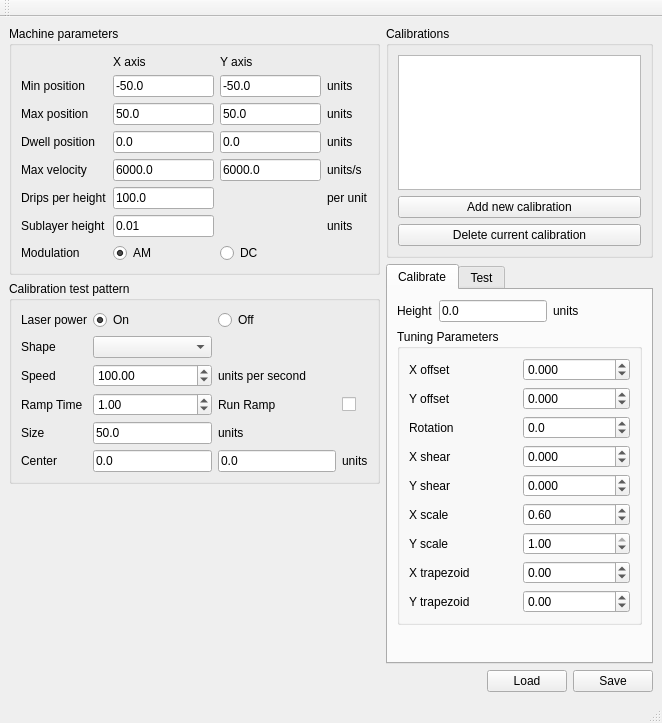
This is src/calibrate/ui_mainwindow.ui in PeachyPrinter/peachytoolchain as Qt 5 draws it before an edit. The edited form follows.
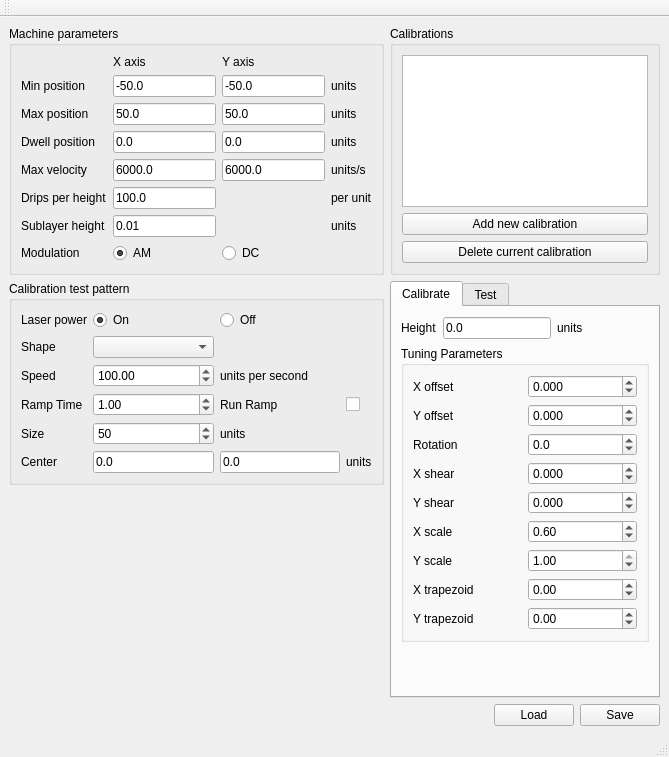
This is the edited form.

Commit message: Set a maximum value on the size field

The edit to the form file:
```diff
--- a/src/calibrate/ui_mainwindow.ui
+++ b/src/calibrate/ui_mainwindow.ui
@@ -6,8 +6,8 @@
    <rect>
     <x>0</x>
     <y>0</y>
-    <width>662</width>
-    <height>723</height>
+    <width>669</width>
+    <height>757</height>
    </rect>
   </property>
   <property name="windowTitle">
@@ -259,7 +259,7 @@
              </property>
             </widget>
            </item>
-           <item row="4" column="1" >
+           <item row="4" column="1">
               <widget class="QDoubleSpinBox" name="ramp_speed_time">
                   <property name="minimum">
                   <double>0.000000000000000</double>
@@ -282,12 +282,6 @@
              </property>
             </widget>
            </item>
-           <item row="4" column="3" >
-              <widget class="QCheckBox" name="ramp_speed">
-                <checked>false</checked>
-              </widget>
-          </item>
-          
            <item row="1" column="0">
             <widget class="QLabel" name="label_25">
              <property name="text">
@@ -312,13 +306,6 @@
              </property>
             </widget>
            </item>
-           <item row="5" column="1">
-            <widget class="QLineEdit" name="size_edit">
-             <property name="text">
-              <string>50.0</string>
-             </property>
-            </widget>
-           </item>
            <item row="5" column="0">
             <widget class="QLabel" name="label_16">
              <property name="text">
@@ -375,14 +362,33 @@
              </property>
             </widget>
            </item>
+           <item row="4" column="3">
+            <widget class="QCheckBox" name="ramp_speed">
+             <property name="text">
+              <string/>
+             </property>
+            </widget>
+           </item>
+           <item row="5" column="1">
+            <widget class="QSpinBox" name="size_edit">
+             <property name="minimum">
+              <number>1</number>
+             </property>
+             <property name="value">
+              <number>50</number>
+             </property>
+            </widget>
+           </item>
           </layout>
+          <zorder>ramp_speed_time</zorder>
+          <zorder>label_25</zorder>
+          <zorder>label_25</zorder>
           <zorder>label_8</zorder>
           <zorder>pattern_combobox</zorder>
           <zorder>label_9</zorder>
           <zorder>shape_center_x_edit</zorder>
           <zorder>speed_edit</zorder>
           <zorder>label_16</zorder>
-          <zorder>size_edit</zorder>
           <zorder>label_21</zorder>
           <zorder>shape_center_y_edit</zorder>
           <zorder>label_25</zorder>
@@ -391,6 +397,8 @@
           <zorder>label_38</zorder>
           <zorder>label_23</zorder>
           <zorder>label_22</zorder>
+          <zorder>ramp_speed</zorder>
+          <zorder>size_edit</zorder>
          </widget>
         </item>
         <item>
```
Left out of the diff: 1 changed line with no effect on the pictures. Lines whose indentation alone changed are shown as unchanged. The commit also changes 1 other file.
